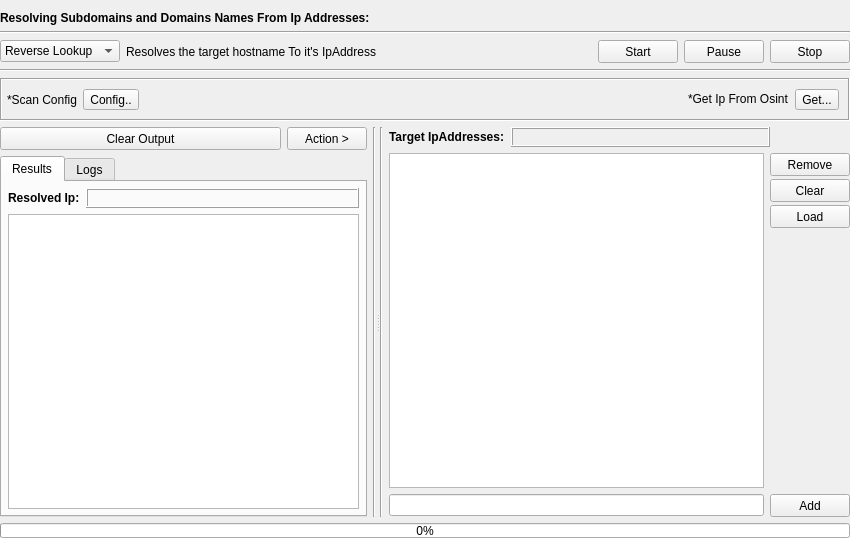
3nock/OTE, file gui/src/engines/ip/Ip.ui: the form before one commit.
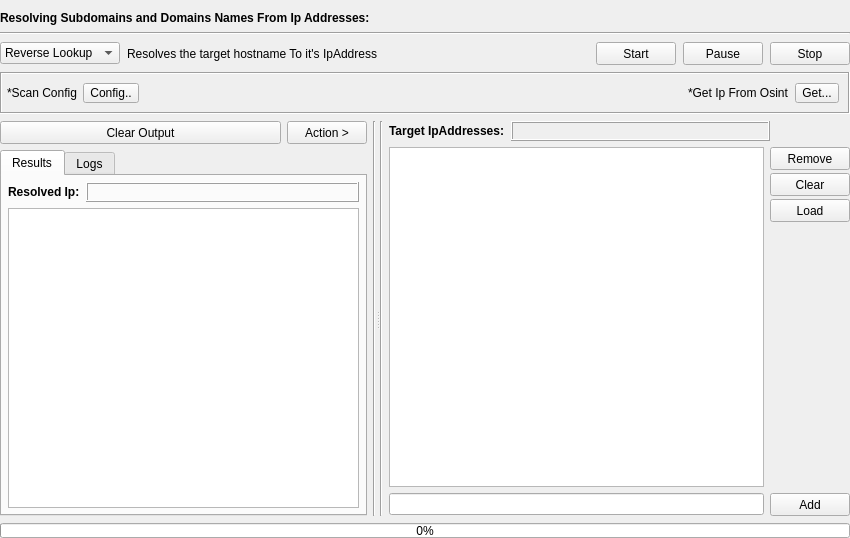
The form after the commit.

Patch:
```diff
--- a/gui/src/engines/ip/Ip.ui
+++ b/gui/src/engines/ip/Ip.ui
@@ -14,6 +14,9 @@
    <string>Form</string>
   </property>
   <layout class="QVBoxLayout" name="verticalLayout_3">
+   <property name="spacing">
+    <number>7</number>
+   </property>
    <property name="leftMargin">
     <number>0</number>
    </property>
@@ -45,10 +48,7 @@
       </widget>
      </item>
      <item>
-      <widget class="Line" name="line_10">
-       <property name="styleSheet">
-        <string notr="true"/>
-       </property>
+      <widget class="Line" name="line">
        <property name="orientation">
         <enum>Qt::Horizontal</enum>
        </property>
@@ -185,16 +185,6 @@
        </item>
       </layout>
      </item>
-     <item>
-      <widget class="Line" name="line">
-       <property name="styleSheet">
-        <string notr="true"/>
-       </property>
-       <property name="orientation">
-        <enum>Qt::Horizontal</enum>
-       </property>
-      </widget>
-     </item>
     </layout>
    </item>
    <item>
@@ -207,6 +197,18 @@
          <verstretch>0</verstretch>
         </sizepolicy>
        </property>
+       <property name="minimumSize">
+        <size>
+         <width>0</width>
+         <height>42</height>
+        </size>
+       </property>
+       <property name="maximumSize">
+        <size>
+         <width>16777215</width>
+         <height>42</height>
+        </size>
+       </property>
        <property name="styleSheet">
         <string notr="true"/>
        </property>
```
